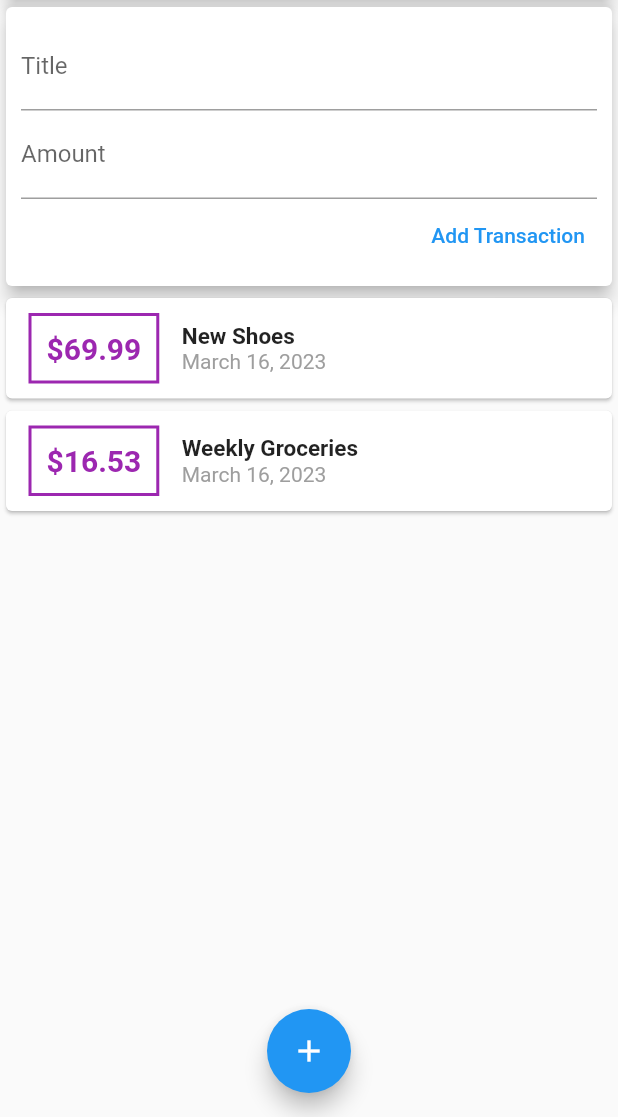
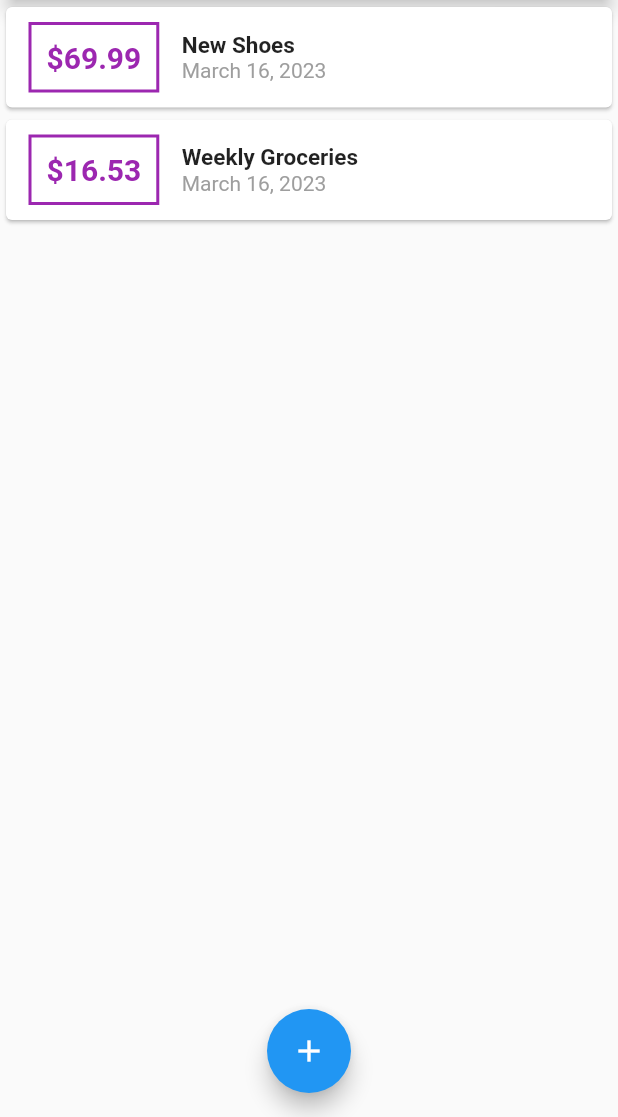
Before and after one commit to bra-alex/Flutter, a Flutter app: the screen it shows after launch, on a phone screen of 412 x 824 dp, the part 119-1236 px from its top. Run offline on Flutter 3.47's test engine with Material 2 defaults, Android fonts, the phone set to English and light mode, and no system bars; our stand-ins replace audioplayers.

Commit message:
refactor and remove user_transactions.dart

```diff
--- a/academind/personal_expenses/lib/main.dart
+++ b/academind/personal_expenses/lib/main.dart
@@ -1,5 +1,7 @@
 import 'package:flutter/material.dart';
-import 'package:personal_expenses/widgets/user_transactions.dart';
+import 'package:personal_expenses/models/transaction.dart';
+import 'package:personal_expenses/widgets/new_transaction.dart';
+import 'package:personal_expenses/widgets/transaction_list.dart';
 
 void main() {
   runApp(const MyApp());
@@ -18,8 +20,51 @@ class MyApp extends StatelessWidget {
   }
 }
 
-class MyHomePage extends StatelessWidget {
+class MyHomePage extends StatefulWidget {
   const MyHomePage({super.key});
+
+  @override
+  State<MyHomePage> createState() => _MyHomePageState();
+}
+
+class _MyHomePageState extends State<MyHomePage> {
+  final List<Transaction> _userTransactions = [
+    Transaction(
+      id: 't1',
+      title: 'New Shoes',
+      amount: 69.99,
+      date: DateTime.now(),
+    ),
+    Transaction(
+      id: 't2',
+      title: 'Weekly Groceries',
+      amount: 16.53,
+      date: DateTime.now(),
+    ),
+  ];
+
+  void _addNewTransaction(String title, double amount) {
+    final newTransaction = Transaction(
+      id: DateTime.now().toString(),
+      title: title,
+      amount: amount,
+      date: DateTime.now(),
+    );
+
+    setState(() {
+      _userTransactions.add(newTransaction);
+      _userTransactions.sort(((a, b) => b.date.compareTo(a.date)));
+    });
+  }
+
+  void _startNewTransaction(BuildContext context) {
+    showModalBottomSheet(
+      context: context,
+      builder: (_) {
+        return NewTransaction(addNewTransaction: _addNewTransaction);
+      },
+    );
+  }
 
   @override
   Widget build(BuildContext context) {
@@ -28,29 +73,33 @@ class MyHomePage extends StatelessWidget {
         title: const Text('Expenses'),
         actions: [
           IconButton(
-            onPressed: () {},
+            onPressed: () {
+              _startNewTransaction(context);
+            },
             icon: const Icon(Icons.add),
           )
         ],
       ),
-      body: const SingleChildScrollView(
+      body: SingleChildScrollView(
         child: Column(
           crossAxisAlignment: CrossAxisAlignment.stretch,
           children: [
-            SizedBox(
+            const SizedBox(
               width: double.infinity,
               child: Card(
                 elevation: 5,
                 child: Text('Chart'),
               ),
             ),
-            UserTransactions()
+            TransactionList(_userTransactions),
           ],
         ),
       ),
       floatingActionButtonLocation: FloatingActionButtonLocation.centerFloat,
       floatingActionButton: FloatingActionButton(
-        onPressed: () {},
+        onPressed: () {
+          _startNewTransaction(context);
+        },
         child: const Icon(Icons.add),
       ),
     );
--- a/academind/personal_expenses/lib/widgets/user_transactions.dart
+++ /dev/null
@@ -1,54 +0,0 @@
-import 'package:flutter/material.dart';
-import 'package:personal_expenses/models/transaction.dart';
-import 'package:personal_expenses/widgets/new_transaction.dart';
-import 'package:personal_expenses/widgets/transaction_list.dart';
-
-class UserTransactions extends StatefulWidget {
-  const UserTransactions({super.key});
-
-  @override
-  State<UserTransactions> createState() => _UserTransactionsState();
-}
-
-class _UserTransactionsState extends State<UserTransactions> {
-  final List<Transaction> _userTransactions = [
-    Transaction(
-      id: 't1',
-      title: 'New Shoes',
-      amount: 69.99,
-      date: DateTime.now(),
-    ),
-    Transaction(
-      id: 't2',
-      title: 'Weekly Groceries',
-      amount: 16.53,
-      date: DateTime.now(),
-    ),
-  ];
-
-  void _addNewTransaction(String title, double amount) {
-    final newTransaction = Transaction(
-      id: DateTime.now().toString(),
-      title: title,
-      amount: amount,
-      date: DateTime.now(),
-    );
-
-    setState(() {
-      _userTransactions.add(newTransaction);
-      _userTransactions.sort(((a, b) => b.date.compareTo(a.date)));
-    });
-  }
-
-  @override
-  Widget build(BuildContext context) {
-    return Column(
-      children: [
-        NewTransaction(
-          addNewTransaction: _addNewTransaction,
-        ),
-        TransactionList(_userTransactions),
-      ],
-    );
-  }
-}
```
